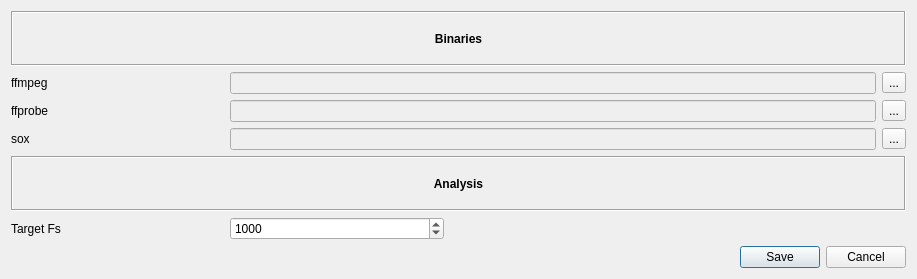
3ll3d00d/beqdesigner, file src/main/python/ui/preferences.ui: the form before one commit.
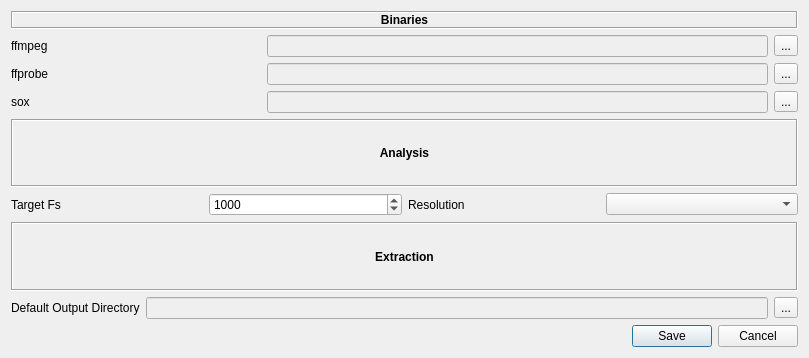
The form after the commit.

Commit message: extract audio from files using ffmpeg

What changed in the file:
```diff
--- a/src/main/python/ui/preferences.ui
+++ b/src/main/python/ui/preferences.ui
@@ -6,8 +6,8 @@
    <rect>
     <x>0</x>
     <y>0</y>
-    <width>917</width>
-    <height>279</height>
+    <width>809</width>
+    <height>358</height>
    </rect>
   </property>
   <property name="windowTitle">
@@ -15,66 +15,39 @@
   </property>
   <layout class="QVBoxLayout" name="verticalLayout">
    <item>
-    <layout class="QGridLayout" name="gridLayout_2">
-     <item row="2" column="0">
-      <widget class="QLabel" name="label_4">
-       <property name="text">
-        <string>ffprobe</string>
+    <layout class="QVBoxLayout" name="panes">
+     <item>
+      <layout class="QGridLayout" name="binariesPane">
+       <item row="3" column="1" colspan="2">
+        <widget class="QLineEdit" name="soxDirectory">
+         <property name="enabled">
+          <bool>false</bool>
        </property>
       </widget>
      </item>
-     <item row="1" column="0">
-      <widget class="QLabel" name="label">
-       <property name="text">
-        <string>ffmpeg</string>
-       </property>
-      </widget>
-     </item>
-     <item row="4" column="0" colspan="5">
-      <widget class="QLabel" name="label_5">
-       <property name="font">
-        <font>
-         <weight>75</weight>
-         <bold>true</bold>
-        </font>
-       </property>
-       <property name="frameShape">
-        <enum>QFrame::Box</enum>
-       </property>
-       <property name="frameShadow">
-        <enum>QFrame::Sunken</enum>
-       </property>
-       <property name="text">
-        <string>Analysis</string>
-       </property>
-       <property name="alignment">
-        <set>Qt::AlignCenter</set>
-       </property>
-      </widget>
-     </item>
-     <item row="5" column="0">
-      <widget class="QLabel" name="label_6">
-       <property name="text">
-        <string>Target Fs</string>
-       </property>
-      </widget>
-     </item>
-     <item row="1" column="4">
-      <widget class="QToolButton" name="ffmpegDirectoryPicker">
-       <property name="text">
-        <string>...</string>
+       <item row="2" column="1" colspan="2">
+        <widget class="QLineEdit" name="ffprobeDirectory">
+         <property name="enabled">
+          <bool>false</bool>
        </property>
       </widget>
      </item>
      <item row="3" column="0">
-      <widget class="QLabel" name="label_2">
+        <widget class="QLabel" name="soxLabel">
        <property name="text">
         <string>sox</string>
        </property>
       </widget>
      </item>
-     <item row="0" column="0" colspan="5">
-      <widget class="QLabel" name="label_3">
+       <item row="1" column="3">
+        <widget class="QToolButton" name="ffmpegDirectoryPicker">
+         <property name="text">
+          <string>...</string>
+         </property>
+        </widget>
+       </item>
+       <item row="0" column="0" colspan="4">
+        <widget class="QLabel" name="binaryLabel">
        <property name="font">
         <font>
          <weight>75</weight>
@@ -95,21 +68,82 @@
        </property>
       </widget>
      </item>
-     <item row="3" column="4">
+       <item row="1" column="0">
+        <widget class="QLabel" name="ffmpegLabel">
+         <property name="text">
+          <string>ffmpeg</string>
+         </property>
+        </widget>
+       </item>
+       <item row="2" column="0">
+        <widget class="QLabel" name="ffprobeLabel">
+         <property name="text">
+          <string>ffprobe</string>
+         </property>
+        </widget>
+       </item>
+       <item row="3" column="3">
       <widget class="QToolButton" name="soxDirectoryPicker">
        <property name="text">
         <string>...</string>
        </property>
       </widget>
      </item>
-     <item row="2" column="4">
+       <item row="2" column="3">
       <widget class="QToolButton" name="ffprobeDirectoryPicker">
        <property name="text">
         <string>...</string>
        </property>
       </widget>
      </item>
-     <item row="5" column="1">
+       <item row="1" column="1" colspan="2">
+        <widget class="QLineEdit" name="ffmpegDirectory">
+         <property name="enabled">
+          <bool>false</bool>
+         </property>
+        </widget>
+       </item>
+      </layout>
+     </item>
+     <item>
+      <layout class="QGridLayout" name="analysisPane">
+       <item row="1" column="2">
+        <widget class="QLabel" name="resolutionLabel">
+         <property name="text">
+          <string>Resolution</string>
+         </property>
+        </widget>
+       </item>
+       <item row="0" column="0" colspan="4">
+        <widget class="QLabel" name="analysisLabel">
+         <property name="font">
+          <font>
+           <weight>75</weight>
+           <bold>true</bold>
+          </font>
+         </property>
+         <property name="frameShape">
+          <enum>QFrame::Box</enum>
+         </property>
+         <property name="frameShadow">
+          <enum>QFrame::Sunken</enum>
+         </property>
+         <property name="text">
+          <string>Analysis</string>
+         </property>
+         <property name="alignment">
+          <set>Qt::AlignCenter</set>
+         </property>
+        </widget>
+       </item>
+       <item row="1" column="0">
+        <widget class="QLabel" name="targetFsLabel">
+         <property name="text">
+          <string>Target Fs</string>
+         </property>
+        </widget>
+       </item>
+       <item row="1" column="1">
       <widget class="QSpinBox" name="targetFs">
        <property name="minimum">
         <number>500</number>
@@ -125,39 +159,57 @@
        </property>
       </widget>
      </item>
-     <item row="5" column="2" colspan="3">
-      <spacer name="horizontalSpacer">
-       <property name="orientation">
-        <enum>Qt::Horizontal</enum>
-       </property>
-       <property name="sizeHint" stdset="0">
-        <size>
-         <width>40</width>
-         <height>20</height>
-        </size>
-       </property>
-      </spacer>
-     </item>
-     <item row="1" column="1" colspan="3">
-      <widget class="QLineEdit" name="ffmpegDirectory">
-       <property name="enabled">
-        <bool>false</bool>
+       <item row="1" column="3">
+        <widget class="QComboBox" name="resolutionSelect"/>
+       </item>
+      </layout>
+     </item>
+     <item>
+      <layout class="QGridLayout" name="extractPane">
+       <item row="1" column="2">
+        <widget class="QToolButton" name="defaultOutputDirectoryPicker">
+         <property name="text">
+          <string>...</string>
+         </property>
+        </widget>
+       </item>
+       <item row="1" column="0">
+        <widget class="QLabel" name="defaultOutputDirectoryLabel">
+         <property name="text">
+          <string>Default Output Directory</string>
        </property>
       </widget>
      </item>
-     <item row="2" column="1" colspan="3">
-      <widget class="QLineEdit" name="ffprobeDirectory">
+       <item row="1" column="1">
+        <widget class="QLineEdit" name="defaultOutputDirectory">
        <property name="enabled">
         <bool>false</bool>
        </property>
       </widget>
      </item>
-     <item row="3" column="1" colspan="3">
-      <widget class="QLineEdit" name="soxDirectory">
-       <property name="enabled">
-        <bool>false</bool>
-       </property>
-      </widget>
+       <item row="0" column="0" colspan="3">
+        <widget class="QLabel" name="extractionLabel">
+         <property name="font">
+          <font>
+           <weight>75</weight>
+           <bold>true</bold>
+          </font>
+         </property>
+         <property name="frameShape">
+          <enum>QFrame::Box</enum>
+         </property>
+         <property name="frameShadow">
+          <enum>QFrame::Sunken</enum>
+         </property>
+         <property name="text">
+          <string>Extraction</string>
+         </property>
+         <property name="alignment">
+          <set>Qt::AlignCenter</set>
+         </property>
+        </widget>
+       </item>
+      </layout>
      </item>
     </layout>
    </item>
```
Left out of the diff: 39 changed lines with no effect on the pictures. Lines whose indentation alone changed are shown as unchanged. The commit also changes 11 other files.
